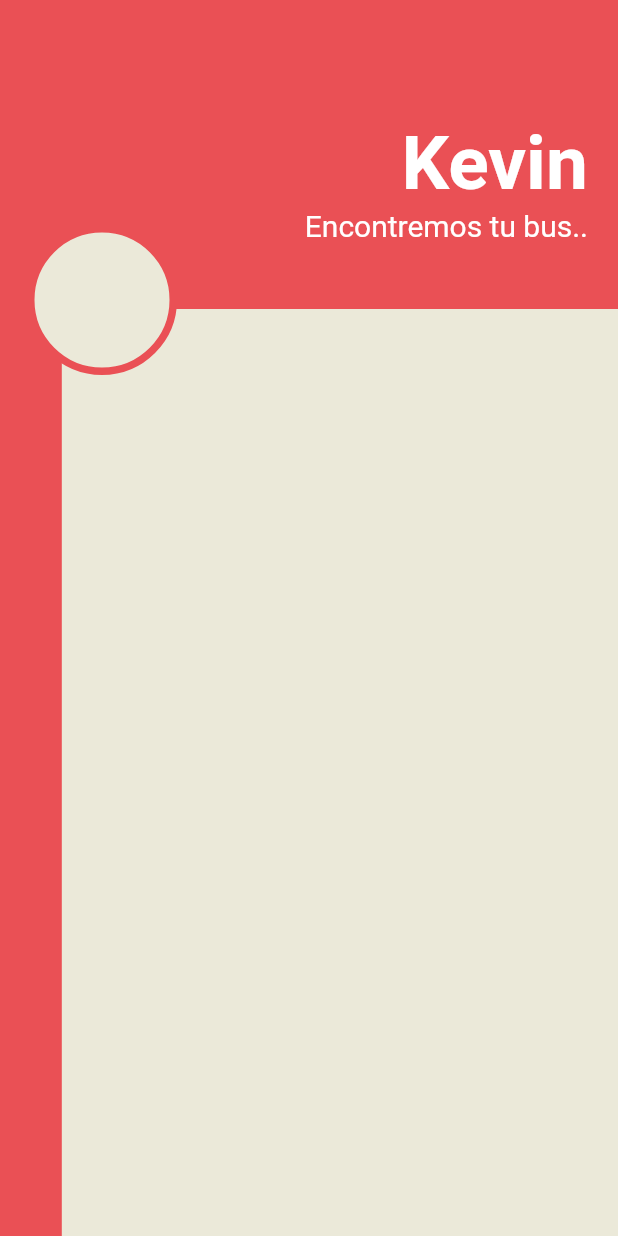
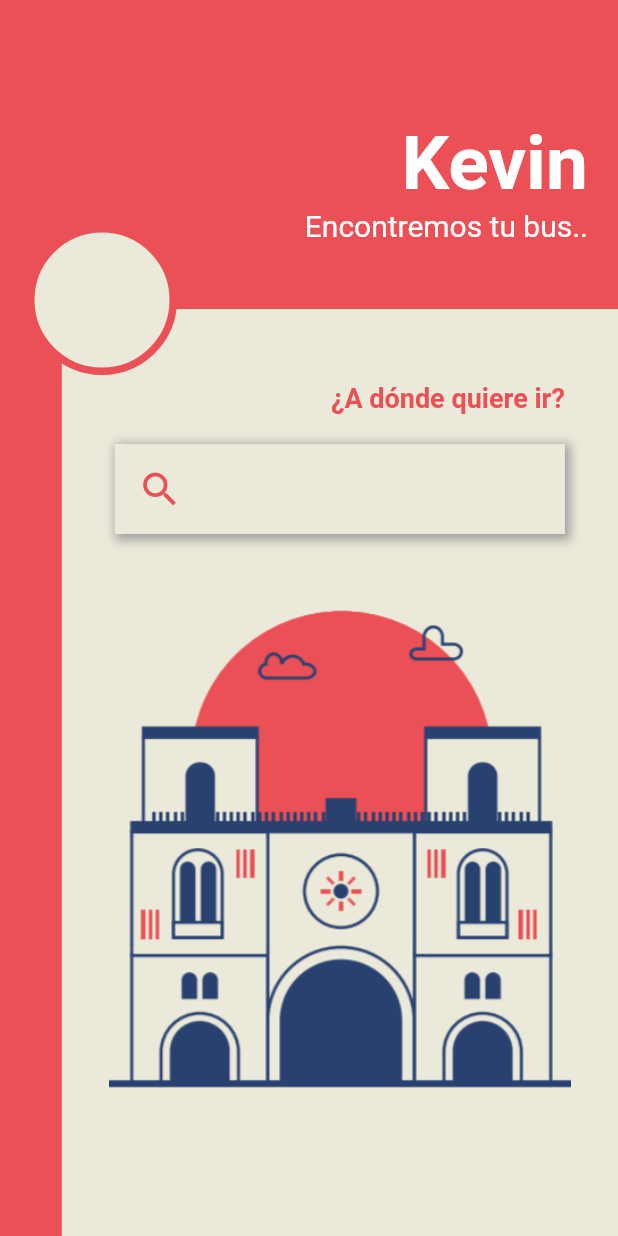
Before and after one commit to jhongo/buses_app, a Flutter app: the HomeScreen screen opened by its route, on a phone screen of 412 x 824 dp. Run offline on Flutter 3.47's test engine with Material 2 defaults, Android fonts, the phone set to English and light mode, and no system bars; network calls fail.

Commit message:
Home terminado

```diff
--- a/lib/screens/home_screen.dart
+++ b/lib/screens/home_screen.dart
@@ -1,3 +1,4 @@
+import 'dart:io';
 import 'dart:ui';
 
 import 'package:flutter/material.dart';
@@ -39,6 +40,70 @@ class ContainerSearch extends StatelessWidget {
       width: size.width * 0.9,
       height: size.height * 0.75,
       color: const Color(0xffEBE9D9),
+      child: Column(
+        children: [
+          const SizedBox(height: 20,),
+          Container(
+            height: 50,
+            width: 300,
+            //  color: Colors.white,
+            alignment: Alignment.bottomRight,
+            child: const Text('¿A dónde quiere ir?',
+            style:  TextStyle(color:  Color(0xffEA5055), fontSize: 18, fontWeight: FontWeight.bold),)
+            ),
+            const SizedBox(height: 20),
+            Container(
+              width: 300,
+              height: 60,
+
+              decoration: const BoxDecoration(
+                color:  Color(0xffEBE9D9),
+                boxShadow: [
+                  BoxShadow(
+                    color: Colors.grey,
+                    offset: Offset(2,2),
+                    blurRadius: 5,
+                    spreadRadius: 2
+
+                  )
+                ]
+
+              ),
+              child: Row(
+                children: [
+                  Container(
+                    width: 60,
+                    height: 60,
+                    child: const Icon(
+                      Icons.search,
+                       size: 30,
+                        color: Color(0xffEA5055),
+                    ),
+                  ),
+                  Container(
+                    // color: Colors.white,
+                    width: 240,
+
+
+                  )
+                ],
+              ),
+
+            ),
+            const SizedBox(height: 20,),
+            Container(
+              width: 400,
+              height: 350,
+              alignment: Alignment.topCenter,
+              // color: Colors.white,
+              child: Image.asset('assets/imgs/church.png'),
+            ),
+
+
+        ],
+
+
+      ),
 
 
     );
```
